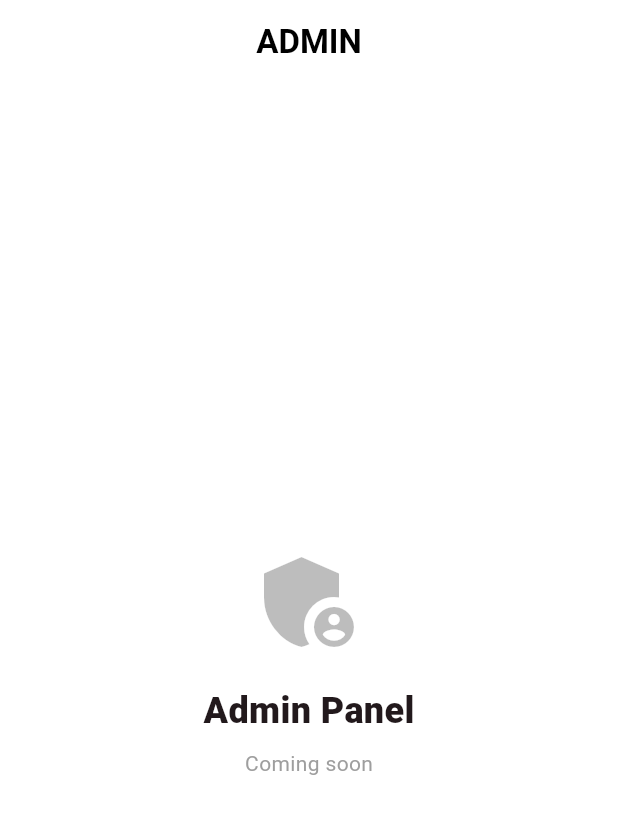
After one commit to t-rayan/woolies-scanner, a Flutter app: the AdminScreen screen opened by its route, on a phone screen of 412 x 824 dp. The commit adds this screen. Shown: the top 814 px of the screen. Run offline on Flutter 3.47's test engine with Material 3 defaults, Android fonts, the phone set to English and light mode, and no system bars; our stand-ins replace flutter_dotenv, flutter_riverpod, go_router, image_picker, sqflite, supabase_flutter; accounts and stored records are empty; statements that could not run were skipped.

Commit message:
Add /admin route with AdminScreen

```diff
--- /dev/null
+++ b/lib/features/admin/admin_screen.dart
@@ -0,0 +1,41 @@
+import 'package:flutter/material.dart';
+
+class AdminScreen extends StatelessWidget {
+  const AdminScreen({super.key});
+
+  @override
+  Widget build(BuildContext context) {
+    return Scaffold(
+      backgroundColor: Colors.white,
+      appBar: AppBar(
+        title: const Text('ADMIN',
+            style: TextStyle(fontWeight: FontWeight.bold)),
+        backgroundColor: Colors.white,
+        foregroundColor: Colors.black,
+        elevation: 0,
+      ),
+      body: const Center(
+        child: Column(
+          mainAxisAlignment: MainAxisAlignment.center,
+          children: [
+            Icon(Icons.admin_panel_settings,
+                size: 80, color: Colors.black26),
+            SizedBox(height: 16),
+            Text(
+              'Admin Panel',
+              style: TextStyle(
+                fontSize: 24,
+                fontWeight: FontWeight.w900,
+              ),
+            ),
+            SizedBox(height: 8),
+            Text(
+              'Coming soon',
+              style: TextStyle(color: Colors.grey, fontSize: 14),
+            ),
+          ],
+        ),
+      ),
+    );
+  }
+}
--- a/lib/main.dart
+++ b/lib/main.dart
@@ -5,6 +5,7 @@ import 'package:flutter_riverpod/flutter_riverpod.dart';
 import 'package:go_router/go_router.dart';
 
 import 'features/home/home_screen.dart';
+import 'features/admin/admin_screen.dart';
 import 'features/products/product_list_screen.dart';
 import 'features/scanner/scanner_screen.dart';
 import 'core/constants/app_colors.dart';
@@ -97,6 +98,10 @@ final _router = GoRouter(
       builder: (context, state) => const ScannerScreen(),
     ),
     GoRoute(
+      path: '/admin',
+      builder: (context, state) => const AdminScreen(),
+    ),
+    GoRoute(
       path: '/database',
       builder: (context, state) => ProductListScreen(
         date: state.uri.queryParameters['date'],
```
